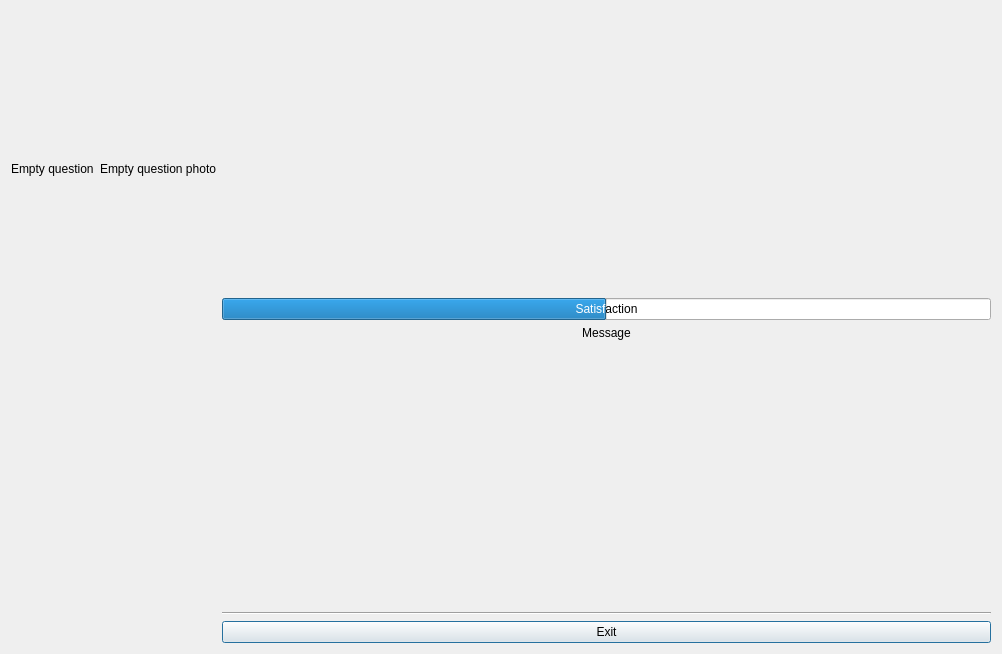
First picture: the form in hackathon-2023/exam.ui, repository robilkot/BSUIR-hackathon-2023, before the edit.
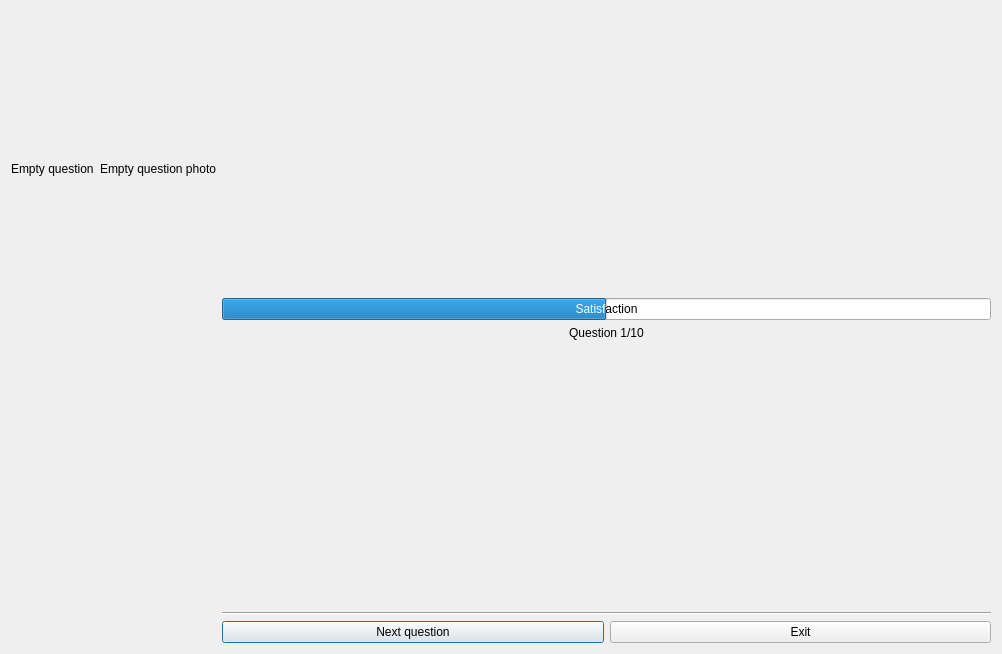
Second picture: the form after the edit. Icons and pictures are not drawn.

```diff
--- a/hackathon-2023/exam.ui
+++ b/hackathon-2023/exam.ui
@@ -69,7 +69,7 @@
        <item>
         <widget class="QLabel" name="prepodMessage">
          <property name="text">
-          <string>Message</string>
+          <string>Question 1/10</string>
          </property>
          <property name="textFormat">
           <enum>Qt::PlainText</enum>
@@ -100,11 +100,22 @@
         </widget>
        </item>
        <item>
+        <layout class="QHBoxLayout" name="horizontalLayout">
+         <item>
+          <widget class="QPushButton" name="nextButton">
+           <property name="text">
+            <string>Next question</string>
+           </property>
+          </widget>
+         </item>
+         <item>
         <widget class="QPushButton" name="exitButton">
          <property name="text">
           <string>Exit</string>
          </property>
         </widget>
+         </item>
+        </layout>
        </item>
       </layout>
      </item>
```
Left out of the diff: 7 changed lines with no effect on the pictures. Lines whose indentation alone changed are shown as unchanged.
